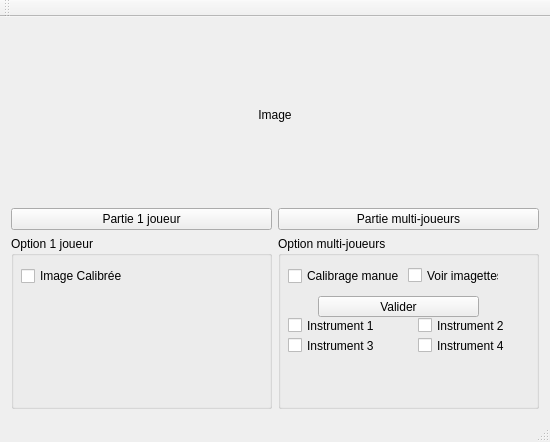
Above: Tap_The_Rainbow/mainwindow.ui from arnaudricaud/Tap_The_Rainbow before the change. Below: the same form after it.
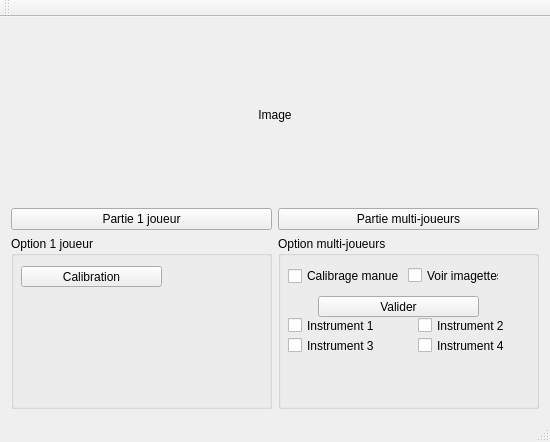
That is the form after the change.

Commit message: INTERFACE V5 turbo diesel :car:

Patch:
```diff
--- a/Tap_The_Rainbow/mainwindow.ui
+++ b/Tap_The_Rainbow/mainwindow.ui
@@ -55,17 +55,17 @@
         <property name="title">
          <string>Option 1 joueur</string>
         </property>
-        <widget class="QCheckBox" name="imgCalib">
+        <widget class="QPushButton" name="calibration">
          <property name="geometry">
           <rect>
            <x>10</x>
            <y>30</y>
-           <width>101</width>
-           <height>20</height>
+           <width>141</width>
+           <height>21</height>
           </rect>
          </property>
          <property name="text">
-          <string>Image Calibrée</string>
+          <string>Calibration</string>
          </property>
         </widget>
        </widget>
```
Left out of the diff: 8 changed lines with no effect on the pictures. The commit also changes 2 other files.
